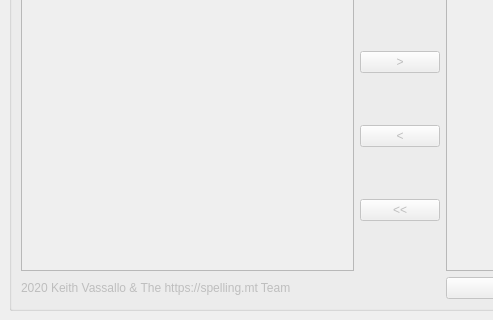
This is wordleech.ui in keithvassallomt/wordleech as Qt 5 draws it before an edit; both pictures show x 0 to 493 and y 280 to 600 of the 800 by 600 pixel window. The edited form follows.
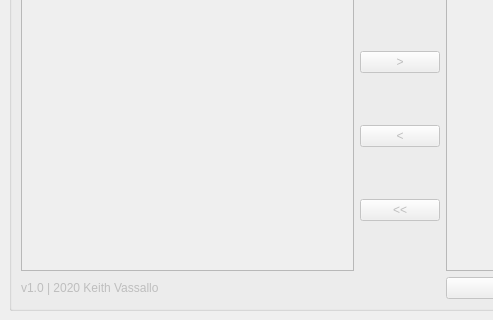
This is the edited form.

Diff of the .ui file:
```diff
--- a/wordleech.ui
+++ b/wordleech.ui
@@ -199,7 +199,7 @@
        <item row="2" column="0">
         <widget class="QLabel" name="label_5">
          <property name="text">
-          <string>2020 Keith Vassallo &amp; The https://spelling.mt Team</string>
+          <string>v1.0 | 2020 Keith Vassallo</string>
          </property>
         </widget>
        </item>
```
